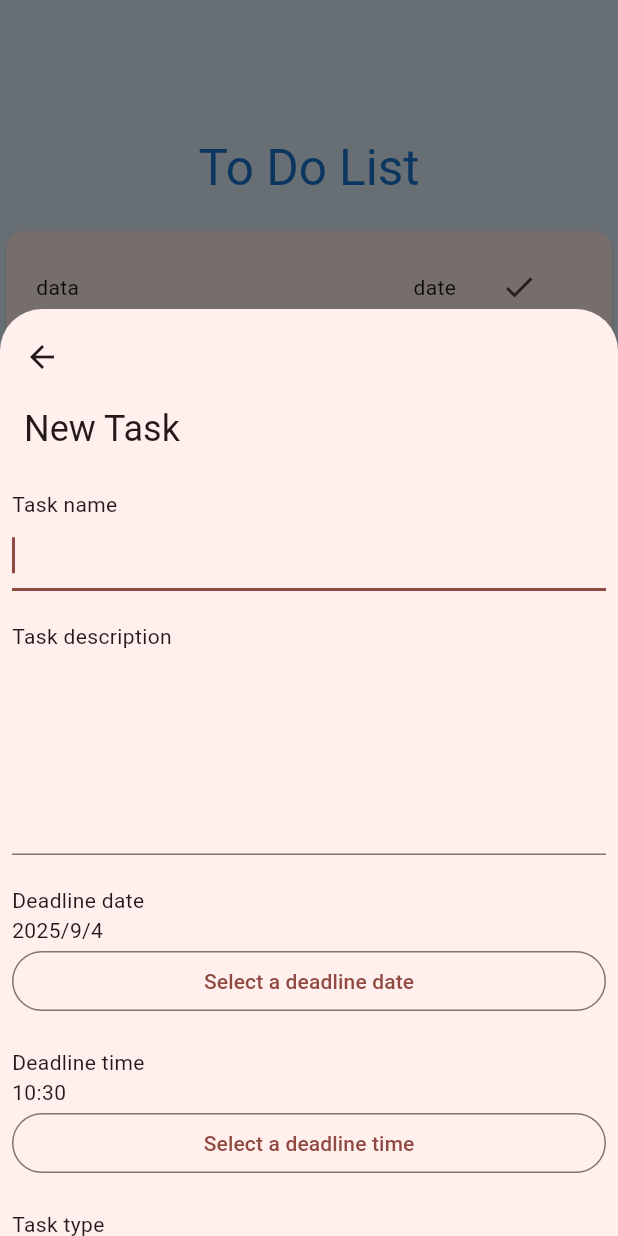
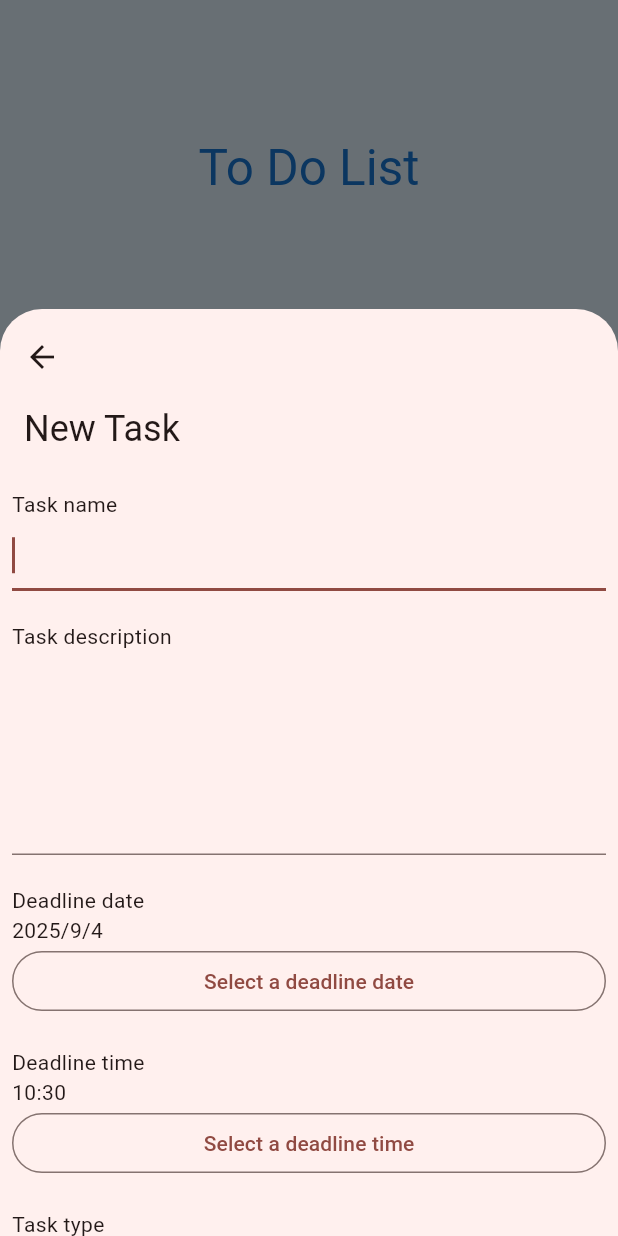
Before and after one commit to aliosmansahin/flutter-todolist, a Flutter app: the screen it shows after launch, after a tap on "New task", on a phone screen of 412 x 824 dp. Run offline on Flutter 3.47's test engine with Material 3 defaults, Android fonts, the phone set to English and light mode, and no system bars; our stand-ins replace drift; accounts and stored records are empty; generated files the repository leaves out were written again.

Commit message:
Showing task(s) in mainpage
Signed-off-by: aliosmansahin <aliosmsahin01@gmail.com>

```diff
--- a/lib/addedittask.dart
+++ b/lib/addedittask.dart
@@ -50,10 +50,6 @@ class _AddEditTaskState extends State<AddEditTask> {
             type: selectedType,
           ),
         );
-
-    db.select(db.tasks).get().then((value) {
-      print(value);
-    });
   }
 
   @override
--- a/lib/main.dart
+++ b/lib/main.dart
@@ -7,6 +7,7 @@ Main entrypoint, runs "MyApp"
 /*
 Imports
 */
+import 'package:drift/drift.dart';
 import 'package:flutter/material.dart';
 import 'package:drift/native.dart';
 
--- a/lib/mainpage.dart
+++ b/lib/mainpage.dart
@@ -16,6 +16,28 @@ class MainPage extends StatefulWidget {
 }
 
 class _MainPageState extends State<MainPage> {
+  List<Task> data = [];
+
+  /*
+    Listener function to handle events for tasks
+  */
+  Future<void> listenForUpdates() async {
+    db.select(db.tasks).watch().forEach((element) {
+      setState(() {
+        data = element;
+      });
+    });
+  }
+
+  /*
+    InitState function
+  */
+  @override
+  void initState() {
+    listenForUpdates();
+    super.initState();
+  }
+
   /*
     Build function
   */
@@ -48,9 +70,10 @@ class _MainPageState extends State<MainPage> {
           */
           SliverList.builder(
             itemBuilder: (context, index) {
-              return TaskCard();
+              Task task = data.elementAt(index);
+              return TaskCard(task: task);
             },
-            itemCount: 50,
+            itemCount: data.length,
           ),
           /*
           Last item will have bottom-margin, to prevent overlap with floating action button
--- a/lib/taskcard.dart
+++ b/lib/taskcard.dart
@@ -9,7 +9,8 @@ Created by Ali Osman ŞAHİN on 09/03/2025
 part of 'main.dart';
 
 class TaskCard extends StatefulWidget {
-  const TaskCard({super.key});
+  final Task task;
+  const TaskCard({super.key, required this.task});
 
   @override
   State<TaskCard> createState() => _TaskCardState();
@@ -34,11 +35,11 @@ class _TaskCardState extends State<TaskCard> {
             child: Row(
               mainAxisAlignment: MainAxisAlignment.spaceBetween,
               children: [
-                Text("data"),
+                Text(widget.task.title),
                 Row(
                   mainAxisAlignment: MainAxisAlignment.end,
                   children: [
-                    Text("date"),
+                    Text(widget.task.dateAndTime.toLocal().toString()),
                     Padding(
                       padding: EdgeInsetsGeometry.symmetric(horizontal: 10),
                       child: IconButton(
```
